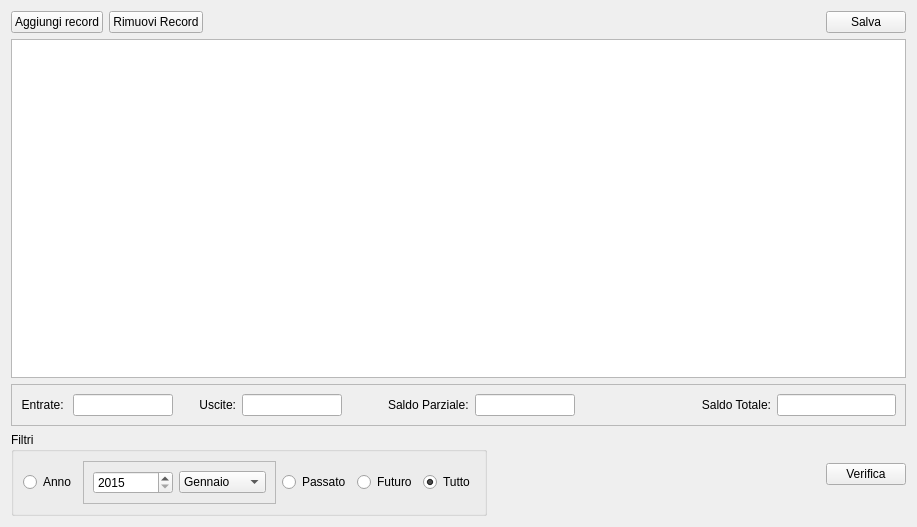
JSalvo/Scadenziario, file formstatement.ui: the form before one commit.
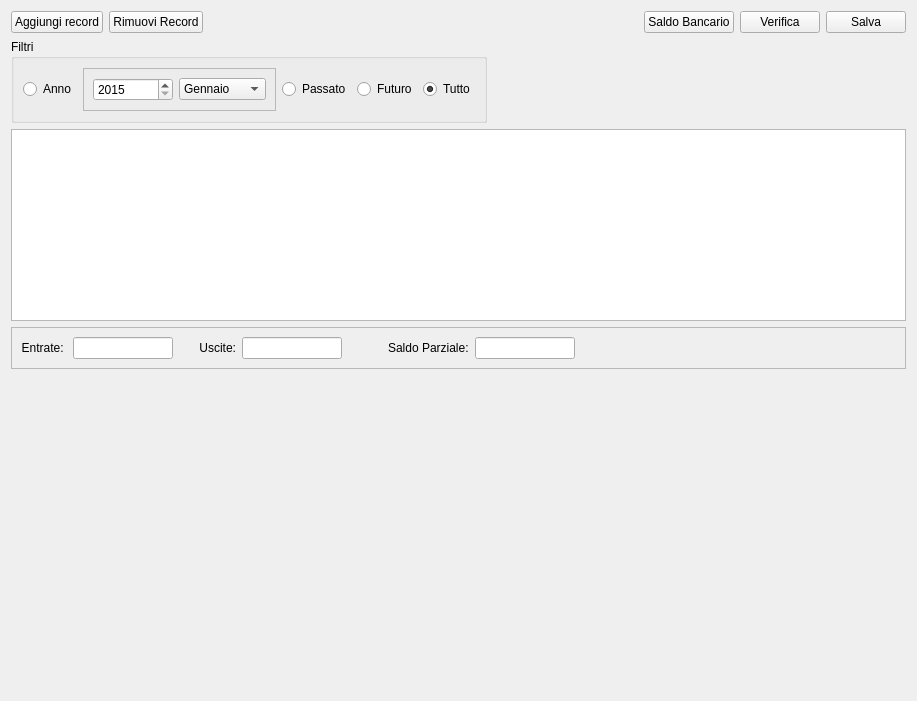
The form after the commit. Custom widgets are drawn as their Qt base class.

Diff of the .ui file:
```diff
--- a/formstatement.ui
+++ b/formstatement.ui
@@ -7,13 +7,13 @@
     <x>0</x>
     <y>0</y>
     <width>917</width>
-    <height>527</height>
+    <height>701</height>
    </rect>
   </property>
   <property name="windowTitle">
    <string>Movimenti</string>
   </property>
-  <layout class="QVBoxLayout" name="verticalLayout">
+  <layout class="QVBoxLayout" name="verticalLayout" stretch="0,0,0,0,1">
    <item>
     <layout class="QHBoxLayout" name="horizontalLayout">
      <item>
@@ -43,6 +43,20 @@
        </property>
       </spacer>
      </item>
+     <item>
+      <widget class="QPushButton" name="pushButton_bankBalance">
+       <property name="text">
+        <string>Saldo Bancario</string>
+       </property>
+      </widget>
+     </item>
+     <item>
+      <widget class="QPushButton" name="pushButton_check">
+       <property name="text">
+        <string>Verifica</string>
+       </property>
+      </widget>
+     </item>
      <item>
       <widget class="QPushButton" name="pushButton_save">
        <property name="text">
@@ -52,162 +66,32 @@
      </item>
     </layout>
    </item>
-   <item>
-    <widget class="QTableView" name="tableView_statement"/>
-   </item>
-   <item>
-    <widget class="QFrame" name="frame_incomingoutcoming">
-     <property name="frameShape">
-      <enum>QFrame::StyledPanel</enum>
-     </property>
-     <property name="frameShadow">
-      <enum>QFrame::Raised</enum>
-     </property>
-     <layout class="QHBoxLayout" name="horizontalLayout_5">
-      <item>
-       <widget class="QLabel" name="label">
-        <property name="sizePolicy">
-         <sizepolicy hsizetype="Minimum" vsizetype="Preferred">
-          <horstretch>0</horstretch>
-          <verstretch>0</verstretch>
-         </sizepolicy>
-        </property>
-        <property name="text">
-         <string>Entrate: </string>
-        </property>
-        <property name="alignment">
-         <set>Qt::AlignRight|Qt::AlignTrailing|Qt::AlignVCenter</set>
-        </property>
-       </widget>
-      </item>
-      <item>
-       <widget class="QLineEdit" name="lineEdit_incoming">
-        <property name="maximumSize">
-         <size>
-          <width>100</width>
-          <height>16777215</height>
-         </size>
-        </property>
-       </widget>
-      </item>
-      <item>
-       <spacer name="horizontalSpacer_5">
-        <property name="orientation">
-         <enum>Qt::Horizontal</enum>
-        </property>
-        <property name="sizeType">
-         <enum>QSizePolicy::Fixed</enum>
-        </property>
-        <property name="sizeHint" stdset="0">
-         <size>
-          <width>20</width>
-          <height>20</height>
-         </size>
-        </property>
-       </spacer>
-      </item>
-      <item>
-       <widget class="QLabel" name="label_2">
-        <property name="sizePolicy">
-         <sizepolicy hsizetype="Minimum" vsizetype="Preferred">
-          <horstretch>0</horstretch>
-          <verstretch>0</verstretch>
-         </sizepolicy>
-        </property>
-        <property name="text">
-         <string>Uscite:</string>
-        </property>
-        <property name="alignment">
-         <set>Qt::AlignRight|Qt::AlignTrailing|Qt::AlignVCenter</set>
-        </property>
-       </widget>
-      </item>
-      <item>
-       <widget class="QLineEdit" name="lineEdit_outcoming">
-        <property name="maximumSize">
-         <size>
-          <width>100</width>
-          <height>16777215</height>
-         </size>
-        </property>
-       </widget>
-      </item>
-      <item>
-       <spacer name="horizontalSpacer_4">
-        <property name="orientation">
-         <enum>Qt::Horizontal</enum>
-        </property>
-        <property name="sizeType">
-         <enum>QSizePolicy::Fixed</enum>
-        </property>
-        <property name="sizeHint" stdset="0">
-         <size>
-          <width>40</width>
-          <height>20</height>
-         </size>
-        </property>
-       </spacer>
-      </item>
-      <item>
-       <widget class="QLabel" name="label_3">
-        <property name="text">
-         <string>Saldo Parziale:</string>
-        </property>
-       </widget>
-      </item>
-      <item>
-       <widget class="QLineEdit" name="lineEdit_total">
-        <property name="maximumSize">
-         <size>
-          <width>100</width>
-          <height>16777215</height>
-         </size>
-        </property>
-       </widget>
-      </item>
-      <item>
-       <spacer name="horizontalSpacer_3">
-        <property name="orientation">
-         <enum>Qt::Horizontal</enum>
-        </property>
-        <property name="sizeHint" stdset="0">
-         <size>
-          <width>40</width>
-          <height>20</height>
-         </size>
-        </property>
-       </spacer>
-      </item>
-      <item>
-       <widget class="QLabel" name="label_4">
-        <property name="maximumSize">
-         <size>
-          <width>16777215</width>
-          <height>16777212</height>
-         </size>
-        </property>
-        <property name="text">
-         <string>Saldo Totale:</string>
-        </property>
-        <property name="alignment">
-         <set>Qt::AlignRight|Qt::AlignTrailing|Qt::AlignVCenter</set>
-        </property>
-       </widget>
-      </item>
-      <item>
-       <widget class="QLineEdit" name="lineEdit_totalPlusAccount"/>
-      </item>
-     </layout>
-    </widget>
-   </item>
    <item>
     <layout class="QHBoxLayout" name="horizontalLayout_4">
+     <property name="sizeConstraint">
+      <enum>QLayout::SetMinimumSize</enum>
+     </property>
      <item>
       <widget class="QGroupBox" name="groupBox">
+       <property name="sizePolicy">
+        <sizepolicy hsizetype="Preferred" vsizetype="MinimumExpanding">
+         <horstretch>0</horstretch>
+         <verstretch>0</verstretch>
+        </sizepolicy>
+       </property>
+       <property name="maximumSize">
+        <size>
+         <width>16777215</width>
+         <height>16777215</height>
+        </size>
+       </property>
        <property name="title">
         <string>Filtri</string>
        </property>
        <layout class="QHBoxLayout" name="horizontalLayout_3">
+        <property name="sizeConstraint">
+         <enum>QLayout::SetMinimumSize</enum>
+        </property>
         <item>
          <widget class="QRadioButton" name="radioButton_filterYearMonth">
           <property name="text">
@@ -217,6 +101,12 @@
         </item>
         <item>
          <widget class="QFrame" name="frame">
+          <property name="sizePolicy">
+           <sizepolicy hsizetype="Preferred" vsizetype="MinimumExpanding">
+            <horstretch>0</horstretch>
+            <verstretch>0</verstretch>
+           </sizepolicy>
+          </property>
           <property name="frameShape">
            <enum>QFrame::StyledPanel</enum>
           </property>
@@ -224,6 +114,9 @@
            <enum>QFrame::Raised</enum>
           </property>
           <layout class="QHBoxLayout" name="horizontalLayout_2">
+           <property name="sizeConstraint">
+            <enum>QLayout::SetMinimumSize</enum>
+           </property>
            <item>
             <widget class="QSpinBox" name="spinBox_year">
              <property name="minimumSize">
@@ -350,17 +243,167 @@
        </property>
       </spacer>
      </item>
-     <item>
-      <widget class="QPushButton" name="pushButton_check">
-       <property name="text">
-        <string>Verifica</string>
-       </property>
-      </widget>
-     </item>
     </layout>
    </item>
+   <item>
+    <widget class="QTableView" name="tableView_statement">
+     <property name="maximumSize">
+      <size>
+       <width>16777215</width>
+       <height>200</height>
+      </size>
+     </property>
+     <property name="toolTip">
+      <string/>
+     </property>
+    </widget>
+   </item>
+   <item>
+    <widget class="QFrame" name="frame_incomingoutcoming">
+     <property name="frameShape">
+      <enum>QFrame::StyledPanel</enum>
+     </property>
+     <property name="frameShadow">
+      <enum>QFrame::Raised</enum>
+     </property>
+     <layout class="QHBoxLayout" name="horizontalLayout_5">
+      <item>
+       <widget class="QLabel" name="label">
+        <property name="sizePolicy">
+         <sizepolicy hsizetype="Minimum" vsizetype="Preferred">
+          <horstretch>0</horstretch>
+          <verstretch>0</verstretch>
+         </sizepolicy>
+        </property>
+        <property name="text">
+         <string>Entrate: </string>
+        </property>
+        <property name="alignment">
+         <set>Qt::AlignRight|Qt::AlignTrailing|Qt::AlignVCenter</set>
+        </property>
+       </widget>
+      </item>
+      <item>
+       <widget class="QLineEdit" name="lineEdit_incoming">
+        <property name="maximumSize">
+         <size>
+          <width>100</width>
+          <height>16777215</height>
+         </size>
+        </property>
+       </widget>
+      </item>
+      <item>
+       <spacer name="horizontalSpacer_5">
+        <property name="orientation">
+         <enum>Qt::Horizontal</enum>
+        </property>
+        <property name="sizeType">
+         <enum>QSizePolicy::Fixed</enum>
+        </property>
+        <property name="sizeHint" stdset="0">
+         <size>
+          <width>20</width>
+          <height>20</height>
+         </size>
+        </property>
+       </spacer>
+      </item>
+      <item>
+       <widget class="QLabel" name="label_2">
+        <property name="sizePolicy">
+         <sizepolicy hsizetype="Minimum" vsizetype="Preferred">
+          <horstretch>0</horstretch>
+          <verstretch>0</verstretch>
+         </sizepolicy>
+        </property>
+        <property name="text">
+         <string>Uscite:</string>
+        </property>
+        <property name="alignment">
+         <set>Qt::AlignRight|Qt::AlignTrailing|Qt::AlignVCenter</set>
+        </property>
+       </widget>
+      </item>
+      <item>
+       <widget class="QLineEdit" name="lineEdit_outcoming">
+        <property name="maximumSize">
+         <size>
+          <width>100</width>
+          <height>16777215</height>
+         </size>
+        </property>
+       </widget>
+      </item>
+      <item>
+       <spacer name="horizontalSpacer_4">
+        <property name="orientation">
+         <enum>Qt::Horizontal</enum>
+        </property>
+        <property name="sizeType">
+         <enum>QSizePolicy::Fixed</enum>
+        </property>
+        <property name="sizeHint" stdset="0">
+         <size>
+          <width>40</width>
+          <height>20</height>
+         </size>
+        </property>
+       </spacer>
+      </item>
+      <item>
+       <widget class="QLabel" name="label_3">
+        <property name="text">
+         <string>Saldo Parziale:</string>
+        </property>
+       </widget>
+      </item>
+      <item>
+       <widget class="QLineEdit" name="lineEdit_total">
+        <property name="maximumSize">
+         <size>
+          <width>100</width>
+          <height>16777215</height>
+         </size>
+        </property>
+       </widget>
+      </item>
+      <item>
+       <spacer name="horizontalSpacer_3">
+        <property name="orientation">
+         <enum>Qt::Horizontal</enum>
+        </property>
+        <property name="sizeHint" stdset="0">
+         <size>
+          <width>40</width>
+          <height>20</height>
+         </size>
+        </property>
+       </spacer>
+      </item>
+     </layout>
+    </widget>
+   </item>
+   <item>
+    <widget class="QCustomPlot" name="widget_graph" native="true">
+     <property name="minimumSize">
+      <size>
+       <width>0</width>
+       <height>300</height>
+      </size>
+     </property>
+    </widget>
+   </item>
   </layout>
  </widget>
+ <customwidgets>
+  <customwidget>
+   <class>QCustomPlot</class>
+   <extends>QWidget</extends>
+   <header>qcustomplot/qcustomplot.h</header>
+   <container>1</container>
+  </customwidget>
+ </customwidgets>
  <resources/>
  <connections/>
 </ui>
```
